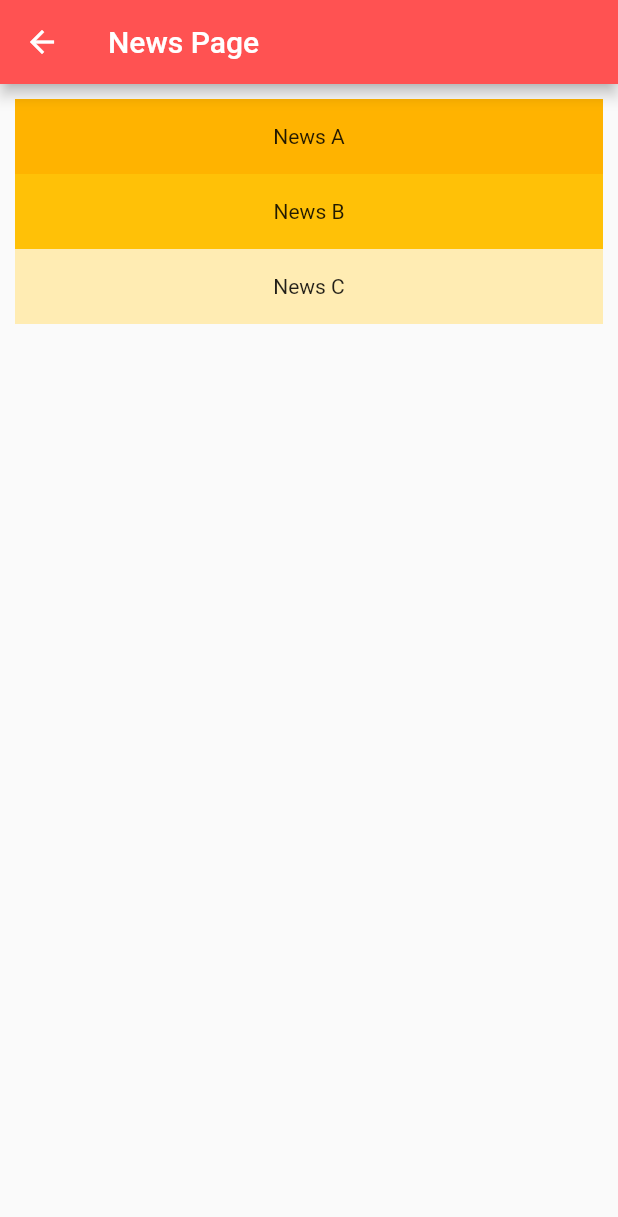
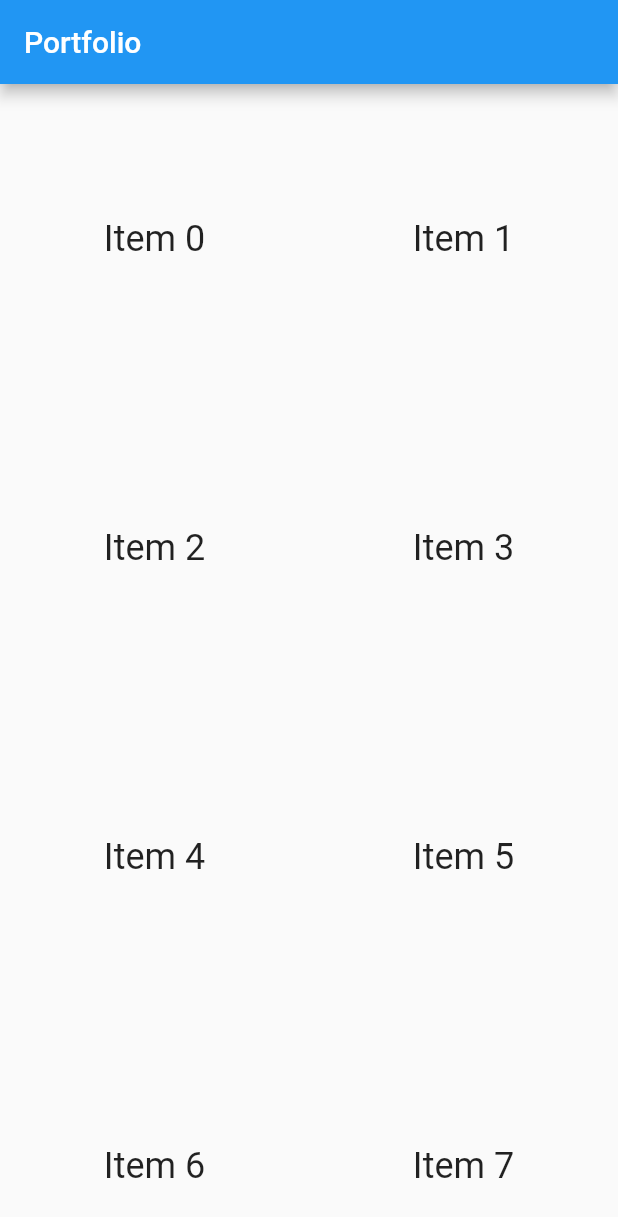
Before and after one commit to shreyachalla/sprout-dsc, a Flutter app: the screen it shows after launch, item 3 of the bottom bar chosen, on a phone screen of 412 x 824 dp. Shown: the top 1217 px of the screen. Run offline on Flutter 3.47's test engine with Material 2 defaults, Android fonts, the phone set to English and light mode, and no system bars.

Commit message:
Adds stocks grid

```diff
--- /dev/null
+++ b/sprout_project/lib/stocks.dart
@@ -0,0 +1,42 @@
+import 'package:flutter/material.dart';
+
+void main() {
+  runApp(Stocks());
+}
+
+class StocksState extends State<Stocks> {
+  /*
+    Use Clearbit API to show company logos in grid form.
+     */
+  @override
+  Widget build(BuildContext context) {
+    return MaterialApp(
+      title: 'Portfolio',
+      home: Scaffold(
+        appBar: AppBar(
+          title: Text('Portfolio'),
+        ),
+        body: GridView.count(
+          // Create a grid with 2 columns. If you change the scrollDirection to
+          // horizontal, this produces 2 rows.
+          crossAxisCount: 2,
+          // Generate 100 widgets that display their index in the List.
+          children: List.generate(20, (index) {
+            return Center(
+              child: Text(
+                'Item $index',
+                style: Theme.of(context).textTheme.headline5,
+              ),
+            );
+          }),
+        ),
+      ),
+    );
+  }
+}
+
+class Stocks extends StatefulWidget {
+  State<StatefulWidget> createState() {
+    return StocksState();
+  }
+}
```
Also changed, not shown: sprout_project/lib/outline.dart (+15 -0 lines), sprout_project/pubspec.lock.
